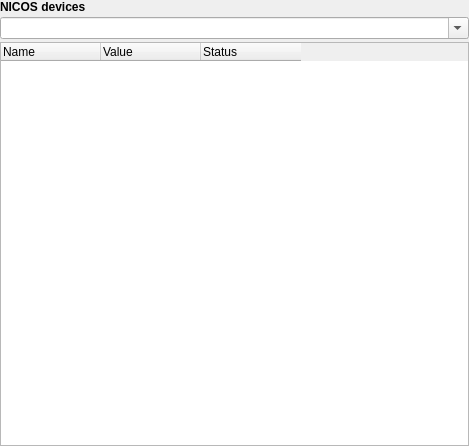
Above: nicos/clients/gui/panels/devices.ui from mlz-ictrl/nicos before the change. Below: the same form after it.
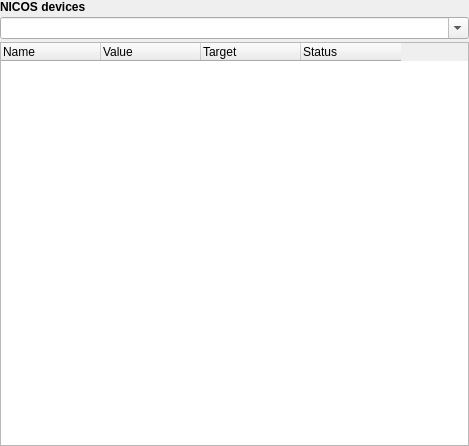
That is the form after the change. Icons and pictures are not drawn.

Commit message:
gui/devices: add column for displaying the device target
(which is by default hidden)

What changed in the file:
```diff
--- a/nicos/clients/gui/panels/devices.ui
+++ b/nicos/clients/gui/panels/devices.ui
@@ -96,6 +96,11 @@
          <string>Value</string>
         </property>
        </column>
+       <column>
+        <property name="text">
+         <string>Target</string>
+        </property>
+       </column>
        <column>
         <property name="text">
          <string>Status</string>
```
Left out of the diff: 22 changed lines with no effect on the pictures. The commit also changes 1 other file.
